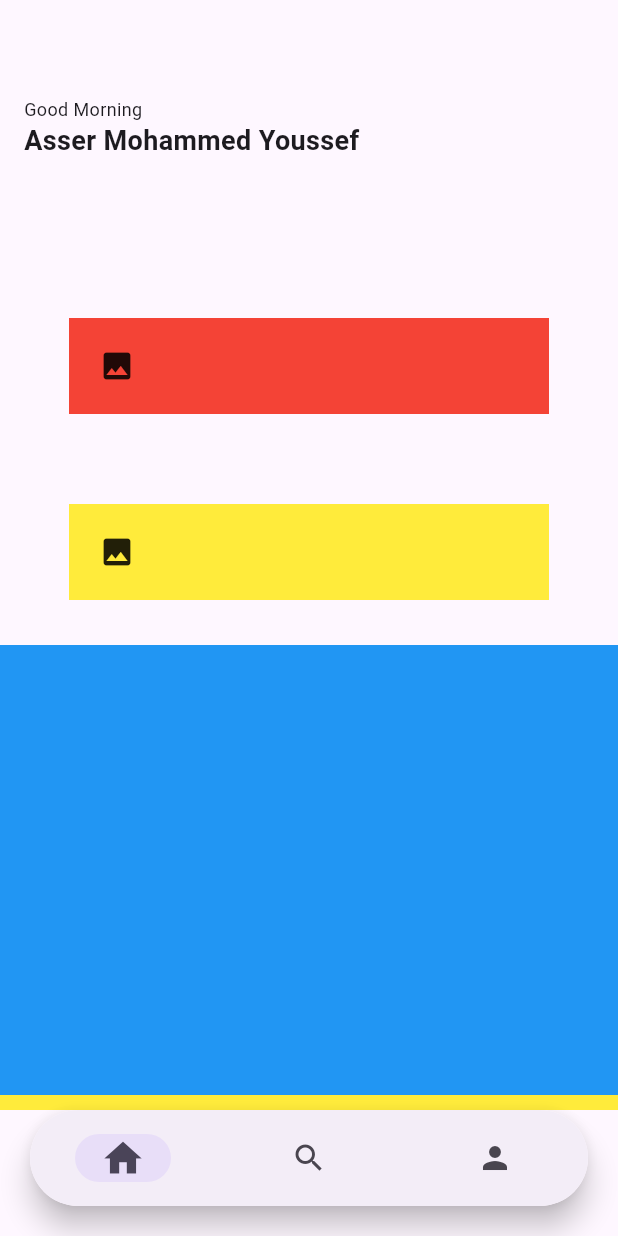
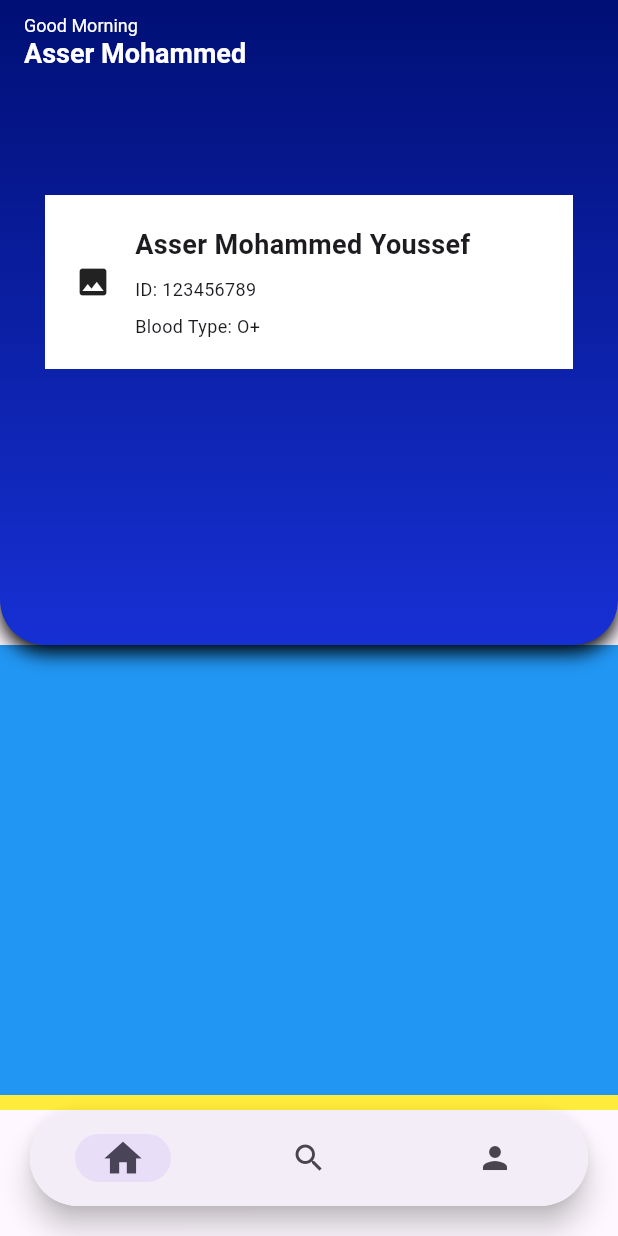
Before and after one commit to techmasterycompany-star/LeoClinic_flutter, a Flutter app: the screen it shows after launch, on a phone screen of 412 x 824 dp. Run offline on Flutter 3.47's test engine with Material 3 defaults, Android fonts, the phone set to English and light mode, and no system bars.

Commit message:
Enhance patient info page layout and add profile card with details

```diff
--- a/lib/features/patient/business_logic/pages/patientinfo.dart
+++ b/lib/features/patient/business_logic/pages/patientinfo.dart
@@ -19,6 +19,17 @@ class _PatientInfoState extends State<PatientInfo> {
       slivers: [
         // TODO: Add patient info (name - id - blood - greetings)
         _buildPatientInfo(),
+
+        /*
+
+        This will be Sliverlist builder that will build the following:
+        1. Health overview
+        2. Clinical alerts
+        3. Clinical Notes
+        4. Care Milestones
+        5. Medical history
+
+        */
         // TODO: Add health overview
         SliverToBoxAdapter(child: Container(height: 300, color: Colors.blue)),
 
@@ -38,65 +49,108 @@ class _PatientInfoState extends State<PatientInfo> {
   }
 }
 
+
 SliverAppBar _buildPatientInfo() {
   return SliverAppBar(
+    backgroundColor: Colors.transparent,
+    clipBehavior: Clip.antiAlias,
     pinned: true,
     expandedHeight: 430,
-    flexibleSpace: FlexibleSpaceBar(
-      background: Padding(
-        padding: const EdgeInsets.only(left: 16.0, right: 16.0, top: 64.0),
+    elevation: 8,
+    shadowColor: Colors.black,
+
+    // I want the user greetings to appear when the user scrolls down, and the patient profile card to appear when the user scrolls up
+    title: Container(
+      margin: const EdgeInsets.only(top: 16.0, bottom: 16.0),
       child: Column(
-          crossAxisAlignment: .start,
-          children: [
-            // TODO: add the greetings message
-            Expanded(
-              child: Column(
-                crossAxisAlignment: .start,
+        crossAxisAlignment: CrossAxisAlignment.start,
         children: [
           Text(
             'Good Morning',
-                    style: TextStyle(fontSize: 12, fontWeight: FontWeight.w400),
+            style: TextStyle(
+              fontSize: 12,
+              fontWeight: FontWeight.w400,
+              color: Colors.white,
             ),
-
+          ),
           Text(
-                    'Asser Mohammed Youssef',
-                    style: TextStyle(fontSize: 18, fontWeight: FontWeight.w700),
+            'Asser Mohammed',
+            style: TextStyle(
+              fontSize: 18,
+              fontWeight: FontWeight.w700,
+              color: Colors.white,
+            ),
           ),
         ],
       ),
     ),
-            // TODO: Add Patient profile card
-            Container(
-              color: Colors.red,
+
+    // This is background ui for the Navbar it will be a gradient with a shadow and a rounded bottom border
+    flexibleSpace: Container(
+      decoration: BoxDecoration(
+        gradient: LinearGradient(
+          colors: [Color(0xFF000F75), Color(0xFF1730D4)],
+          begin: Alignment.topCenter,
+          end: Alignment.bottomCenter,
+        ),
+        boxShadow: [
+          BoxShadow(
+            color: Colors.black,
+            blurRadius: 10,
+            offset: Offset(0, 5),
+          ),
+        ],
+        borderRadius: BorderRadius.only(
+          bottomLeft: Radius.circular(30),
+          bottomRight: Radius.circular(30),
+        ),
+      ),
+
+      // I will add the content in here
+      // TODO
+      child: FlexibleSpaceBar(
+        background: Column(
+          crossAxisAlignment: CrossAxisAlignment.start,
+          children: [SizedBox(height: 100), _buildPatientProfileCard()],
+        ),
+      ),
+    ),
+  );
+}
+
+Widget _buildPatientProfileCard() {
+  return Container(
+    color: Colors.white,
     margin: const EdgeInsets.all(30),
     child: Padding(
       padding: const EdgeInsets.all(20),
       child: Row(
         mainAxisAlignment: .start,
         children: [
-                    // TODO: Profile picture
           Icon(Icons.image),
+
+          SizedBox(width: 16),
+          Column(
+            crossAxisAlignment: .start,
+            children: [
+              Text(
+                'Asser Mohammed Youssef',
+                style: TextStyle(fontSize: 18, fontWeight: FontWeight.w700),
+              ),
+              SizedBox(height: 8),
+              Text(
+                'ID: 123456789',
+                style: TextStyle(fontSize: 12, fontWeight: FontWeight.w400),
+              ),
+              SizedBox(height: 8),
+              Text(
+                'Blood Type: O+',
+                style: TextStyle(fontSize: 12, fontWeight: FontWeight.w400),
+              ),
             ],
-                ),
-              ),
-            ),
-            Container(
-              color: Colors.yellow,
-              margin: const EdgeInsets.all(30),
-              child: Padding(
-                padding: const EdgeInsets.all(20),
-                child: Row(
-                  mainAxisAlignment: .start,
-                  children: [
-                    // TODO: Profile picture
-                    Icon(Icons.image),
-                  ],
-                ),
-              ),
           ),
         ],
       ),
     ),
-    ),
   );
 }
```
Lines whose indentation alone changed are shown as unchanged.
